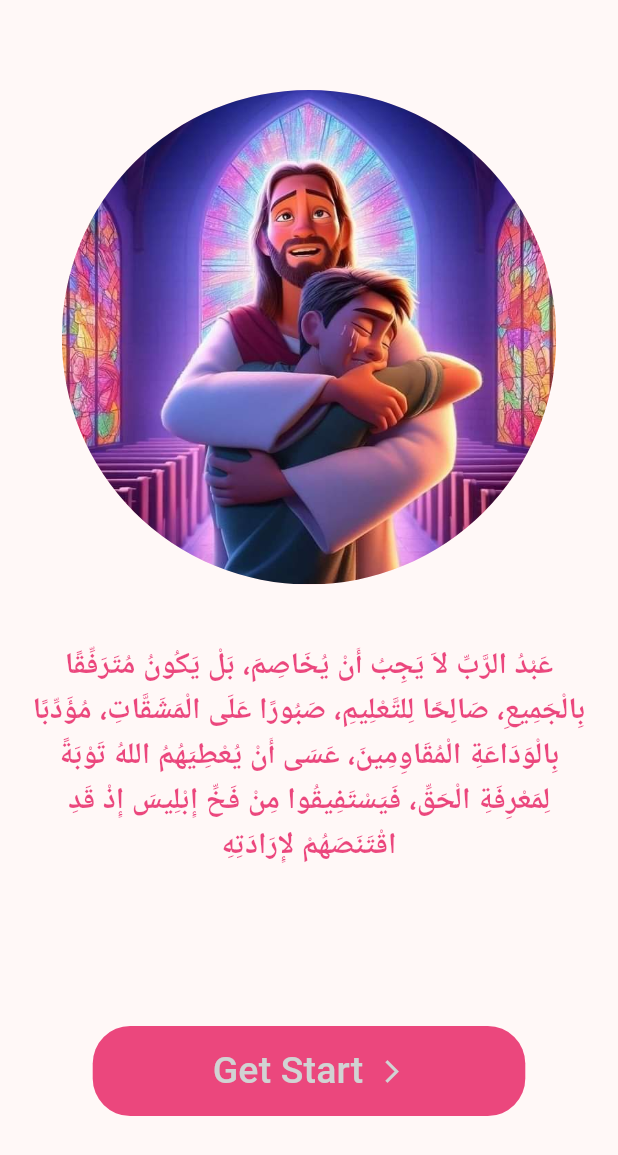
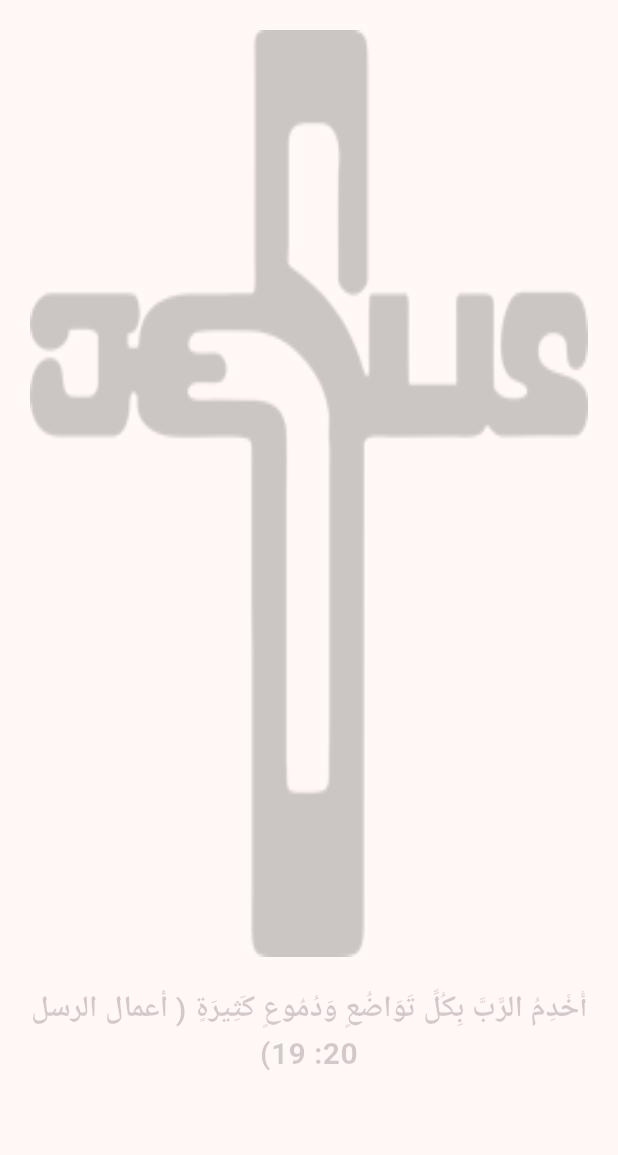
Before and after one commit to MinaYasser100/Faithful-Servant, a Flutter app: the screen it shows after launch, after a tap on "Get Start", on a phone screen of 412 x 824 dp. Shown: the top 1155 px of the screen. Run offline on Flutter 3.47's test engine with Material 3 defaults, Android fonts, the phone set to English and light mode, and no system bars; drawn by our look-alikes of flutter_animate; our stand-ins replace get.

Commit message:
create welcome view & do background screen

```diff
--- a/lib/core/helper/assets.dart
+++ b/lib/core/helper/assets.dart
@@ -1,3 +1,4 @@
 abstract class Assets {
-  static String crossOfJesusImage = 'assets/images/jesus.jpeg';
+  static String jesusAndYourSon = 'assets/images/jesus.jpeg';
+  static String crossOfJesusImage = 'assets/images/jesus-cross-logo.png';
 }
--- a/lib/core/helper/get_pages.dart
+++ b/lib/core/helper/get_pages.dart
@@ -1,12 +1,20 @@
 import 'package:faithful_servant/features/splash_view/views/presentation/splash_view.dart';
-import 'package:get/get_navigation/src/routes/get_route.dart';
+import 'package:faithful_servant/features/welcome_view/presentation/views/welcome_view.dart';
+import 'package:get/get.dart';
 
 abstract class GetPages {
   static String kSplashView = '/SplashView';
+  static String kWelcomeView = '/WelcomeView';
   static List<GetPage<dynamic>> getPages = [
     GetPage(
       name: kSplashView,
       page: () => const SplashView(),
+      transition: Transition.circularReveal,
+    ),
+    GetPage(
+      name: kWelcomeView,
+      page: () => const WelcomeView(),
+      transition: Transition.circularReveal,
     )
   ];
 }
--- /dev/null
+++ b/lib/core/widgets/background_screen.dart
@@ -0,0 +1,34 @@
+import 'package:faithful_servant/core/helper/assets.dart';
+import 'package:faithful_servant/core/helper/styles.dart';
+import 'package:flutter/material.dart';
+
+class BackgroundScreen extends StatelessWidget {
+  const BackgroundScreen({
+    super.key,
+  });
+
+  @override
+  Widget build(BuildContext context) {
+    return Opacity(
+      opacity: 0.2,
+      child: Column(
+        children: [
+          SizedBox(
+            height: MediaQuery.of(context).size.height * 0.75,
+            width: double.infinity,
+            child: Image(
+              image: AssetImage(Assets.crossOfJesusImage),
+              fit: BoxFit.fill,
+            ),
+          ),
+          const SizedBox(height: 20),
+          const Text(
+            'أَخْدِمُ الرَّبَّ بِكُلِّ تَوَاضُعٍ وَدُمُوعٍ كَثِيرَةٍ ( أعمال الرسل 20: 19)',
+            style: Styles.textStyle20,
+            textAlign: TextAlign.center,
+          ),
+        ],
+      ),
+    );
+  }
+}
--- a/lib/features/splash_view/views/presentation/widgets/splash_view_body.dart
+++ b/lib/features/splash_view/views/presentation/widgets/splash_view_body.dart
@@ -1,9 +1,11 @@
 import 'package:faithful_servant/core/helper/assets.dart';
 import 'package:faithful_servant/core/helper/constant.dart';
+import 'package:faithful_servant/core/helper/get_pages.dart';
 import 'package:faithful_servant/core/helper/styles.dart';
 import 'package:faithful_servant/core/widgets/custom_text_button.dart';
 import 'package:flutter/material.dart';
 import 'package:flutter_animate/flutter_animate.dart';
+import 'package:get/get.dart';
 
 class SplashViewBody extends StatelessWidget {
   const SplashViewBody({super.key});
@@ -18,7 +20,7 @@ class SplashViewBody extends StatelessWidget {
             const SizedBox(height: 40),
             CircleAvatar(
               radius: MediaQuery.of(context).size.width * 0.4,
-              backgroundImage: AssetImage(Assets.crossOfJesusImage),
+              backgroundImage: AssetImage(Assets.jesusAndYourSon),
             )
                 .animate()
                 .fadeIn(duration: const Duration(milliseconds: 300))
@@ -33,7 +35,11 @@ class SplashViewBody extends StatelessWidget {
             ).animate().tint(color: kPrimaryColor).then().shake(),
             const Spacer(),
             CustomTextButton(
-              onPressed: () {},
+              onPressed: () {
+                Get.toNamed(
+                  GetPages.kWelcomeView,
+                );
+              },
               textButton: "Get Start",
               isArrowIcon: true,
             ),
--- /dev/null
+++ b/lib/features/welcome_view/presentation/views/welcome_view.dart
@@ -0,0 +1,13 @@
+import 'package:faithful_servant/features/welcome_view/presentation/views/widgets/welcome_view_body.dart';
+import 'package:flutter/material.dart';
+
+class WelcomeView extends StatelessWidget {
+  const WelcomeView({super.key});
+
+  @override
+  Widget build(BuildContext context) {
+    return const Scaffold(
+      body: WelcomeViewBody(),
+    );
+  }
+}
--- /dev/null
+++ b/lib/features/welcome_view/presentation/views/widgets/welcome_view_body.dart
@@ -0,0 +1,20 @@
+import 'package:faithful_servant/core/widgets/background_screen.dart';
+import 'package:flutter/material.dart';
+
+class WelcomeViewBody extends StatelessWidget {
+  const WelcomeViewBody({super.key});
+
+  @override
+  Widget build(BuildContext context) {
+    return const Padding(
+      padding: EdgeInsets.all(20.0),
+      child: SafeArea(
+        child: Column(
+          children: [
+            BackgroundScreen(),
+          ],
+        ),
+      ),
+    );
+  }
+}
```
Also changed, not shown: assets/images/images.png (deleted).
